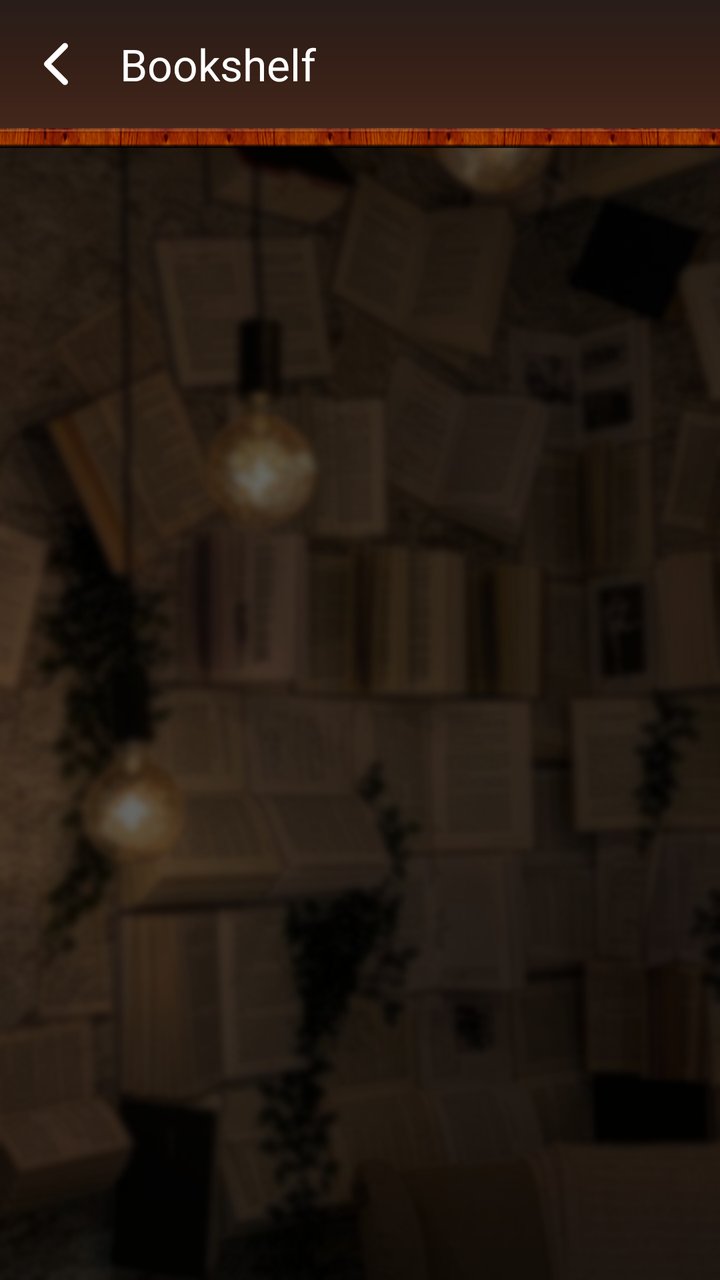
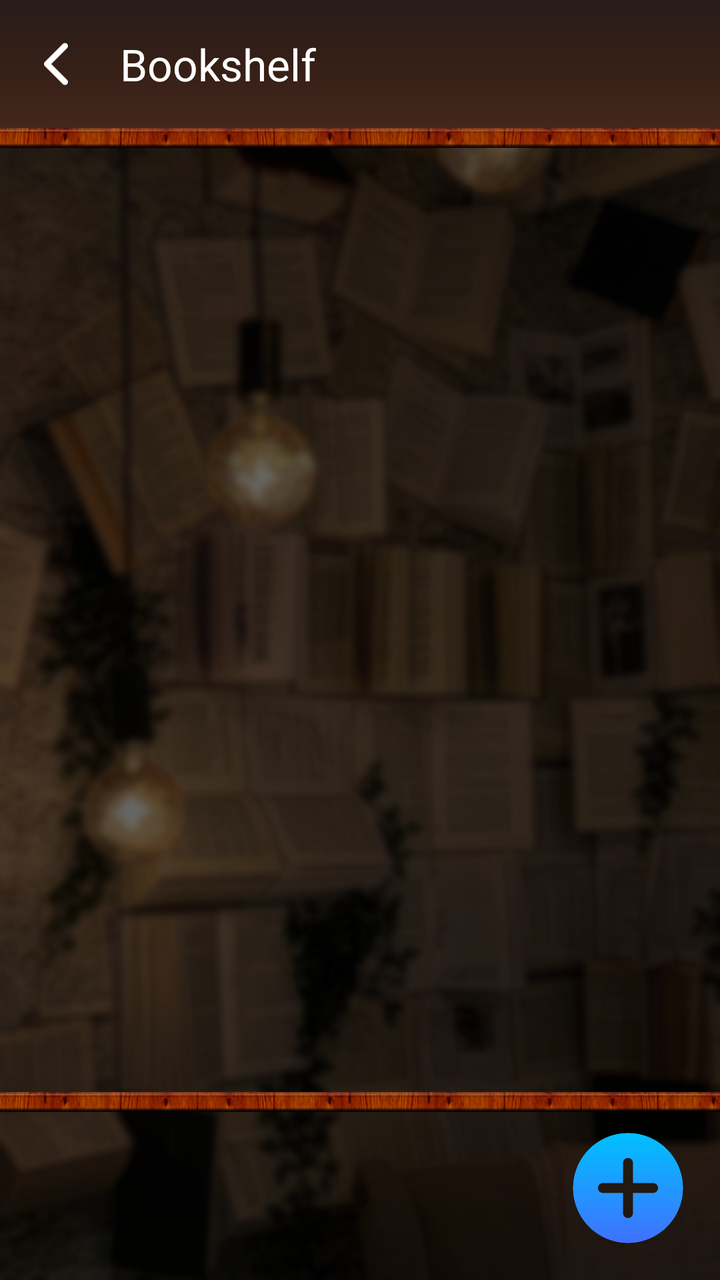

Screens rendered from an Android XML layout before and after an edit, with the pre-edit source and the edit as a unified diff.
<!-- AndroidManifest.xml: application theme Theme.Bookshelf -->
<!-- res/layout/activity_bookshelf.xml -->
<?xml version="1.0" encoding="utf-8"?>
<androidx.constraintlayout.widget.ConstraintLayout
    xmlns:android="http://schemas.android.com/apk/res/android"
    xmlns:app="http://schemas.android.com/apk/res-auto"
    xmlns:tools="http://schemas.android.com/tools"
    android:layout_width="match_parent"
    android:layout_height="match_parent"
    android:background="@drawable/background">


    <androidx.appcompat.widget.Toolbar
        android:id="@+id/toolbar"
        android:layout_width="match_parent"
        android:layout_height="?attr/actionBarSize"
        android:background="@drawable/blurred_brown_gradient"
        app:title="Bookshelf"
        app:titleTextColor="@color/white"
        app:navigationIcon="@drawable/chevron_back"
        app:layout_constraintTop_toTopOf="parent" />
    <View
        android:id="@+id/trim_upper"
        android:layout_width="match_parent"
        android:layout_height="10dp"
        android:background="@drawable/trim"
        app:layout_constraintTop_toBottomOf="@id/toolbar" />

    <androidx.recyclerview.widget.RecyclerView
        android:id="@+id/recyclerViewBookshelf"
        android:layout_width="match_parent"
        android:layout_height="745sp"
        android:layout_below="@id/toolbar"
        android:scrollbars="vertical"
        app:layout_constraintBottom_toBottomOf="parent"
        app:layout_constraintEnd_toEndOf="parent"
        app:layout_constraintHorizontal_bias="0.0"
        app:layout_constraintStart_toStartOf="parent"
        app:layout_constraintTop_toBottomOf="@+id/toolbar"
        app:layout_constraintVertical_bias="0.0" />

    <View
        android:id="@+id/trim_bottom"
        android:layout_width="match_parent"
        android:layout_height="10dp"
        android:background="@drawable/trim"
        app:layout_constraintTop_toBottomOf="@id/recyclerViewBookshelf"
        tools:layout_editor_absoluteX="0dp" />

    <ImageButton
        android:id="@+id/btn_add_shelf"
        android:layout_width="60dp"
        android:layout_height="60dp"
        android:layout_marginTop="2dp"
        android:layout_marginBottom="2dp"
        android:src="@drawable/ic_plus"
        android:scaleType="centerCrop"
        android:background="@null"
        android:padding="0dp"
        app:layout_constraintBottom_toBottomOf="parent"
        app:layout_constraintEnd_toEndOf="parent"
        app:layout_constraintHorizontal_bias="0.954"
        app:layout_constraintStart_toStartOf="parent"
        app:layout_constraintTop_toBottomOf="@+id/trim_bottom"
        app:layout_constraintVertical_bias="0.012"/>


</androidx.constraintlayout.widget.ConstraintLayout>
<!-- resources referenced by this layout -->
<resources>
  <color name="white">#FFFFFFFF</color>
  <!-- drawable background: png bitmap (drawable, 415359 bytes) -->
  <!-- drawable blurred_brown_gradient (drawable) -->
  <?xml version="1.0" encoding="utf-8"?>
  
  <shape xmlns:android="http://schemas.android.com/apk/res/android"
      android:shape="rectangle">
      <gradient
          android:type="linear"
          android:angle="270"
          android:gradientRadius="600dp"
          android:startColor="#281D1A"
          android:centerColor="#351F16"
          android:endColor="#43271C" />
  </shape>
  <!-- drawable chevron_back (drawable) -->
  <vector xmlns:android="http://schemas.android.com/apk/res/android"
      android:width="32dp"
      android:height="32dp"
      android:viewportWidth="512"
      android:viewportHeight="512">
    <path
        android:pathData="M328,112l-144,144l144,144"
        android:strokeLineJoin="round"
        android:strokeWidth="48"
        android:fillColor="#00000000"
        android:strokeColor="@color/white"
        android:strokeLineCap="round"/>
  </vector>
  <!-- drawable ic_plus: png bitmap (drawable, 14421 bytes) -->
  <!-- drawable trim: png bitmap (drawable, 16628 bytes) -->
  <style name="Theme.Bookshelf" parent="Base.Theme.Bookshelf" />
  <style name="Base.Theme.Bookshelf" parent="Theme.Material3.DayNight.NoActionBar">
          
          
      </style>
</resources>

<!-- the commit's change to res/layout/activity_bookshelf.xml (unified diff, before → after) -->
@@ -6,7 +6,6 @@
     android:layout_width="match_parent"
     android:layout_height="match_parent"
     android:background="@drawable/background">
-
 
     <androidx.appcompat.widget.Toolbar
         android:id="@+id/toolbar"
@@ -17,6 +16,7 @@
         app:titleTextColor="@color/white"
         app:navigationIcon="@drawable/chevron_back"
         app:layout_constraintTop_toTopOf="parent" />
+
     <View
         android:id="@+id/trim_upper"
         android:layout_width="match_parent"
@@ -24,43 +24,33 @@
         android:background="@drawable/trim"
         app:layout_constraintTop_toBottomOf="@id/toolbar" />
 
-    <androidx.recyclerview.widget.RecyclerView
-        android:id="@+id/recyclerViewBookshelf"
-        android:layout_width="match_parent"
-        android:layout_height="745sp"
-        android:layout_below="@id/toolbar"
-        android:scrollbars="vertical"
+    <ImageButton
+        android:id="@+id/btn_add_shelf"
+        android:layout_width="60dp"
+        android:layout_height="60dp"
+        android:layout_margin="16dp"
+        android:src="@drawable/ic_plus"
+        android:scaleType="centerCrop"
+        android:background="@null"
         app:layout_constraintBottom_toBottomOf="parent"
-        app:layout_constraintEnd_toEndOf="parent"
-        app:layout_constraintHorizontal_bias="0.0"
-        app:layout_constraintStart_toStartOf="parent"
-        app:layout_constraintTop_toBottomOf="@+id/toolbar"
-        app:layout_constraintVertical_bias="0.0" />
+        app:layout_constraintEnd_toEndOf="parent" />
 
     <View
         android:id="@+id/trim_bottom"
         android:layout_width="match_parent"
         android:layout_height="10dp"
         android:background="@drawable/trim"
-        app:layout_constraintTop_toBottomOf="@id/recyclerViewBookshelf"
-        tools:layout_editor_absoluteX="0dp" />
+        android:layout_marginBottom="8dp"
+        app:layout_constraintBottom_toTopOf="@id/btn_add_shelf" />
 
-    <ImageButton
-        android:id="@+id/btn_add_shelf"
-        android:layout_width="60dp"
-        android:layout_height="60dp"
-        android:layout_marginTop="2dp"
-        android:layout_marginBottom="2dp"
-        android:src="@drawable/ic_plus"
-        android:scaleType="centerCrop"
-        android:background="@null"
-        android:padding="0dp"
-        app:layout_constraintBottom_toBottomOf="parent"
-        app:layout_constraintEnd_toEndOf="parent"
-        app:layout_constraintHorizontal_bias="0.954"
+    <androidx.recyclerview.widget.RecyclerView
+        android:id="@+id/recyclerViewBookshelf"
+        android:layout_width="match_parent"
+        android:layout_height="0dp"
+        android:scrollbars="vertical"
+        app:layout_constraintTop_toBottomOf="@id/trim_upper"
+        app:layout_constraintBottom_toTopOf="@id/trim_bottom"
         app:layout_constraintStart_toStartOf="parent"
-        app:layout_constraintTop_toBottomOf="@+id/trim_bottom"
-        app:layout_constraintVertical_bias="0.012"/>
-
+        app:layout_constraintEnd_toEndOf="parent" />
 
 </androidx.constraintlayout.widget.ConstraintLayout>
<!-- resource entries referenced after the edit -->
@@ -31,10 +31,15 @@
   </vector>
   <!-- drawable ic_plus: png bitmap (drawable, 14421 bytes) -->
   <!-- drawable trim: png bitmap (drawable, 16628 bytes) -->
-  <style name="Theme.Bookshelf" parent="Base.Theme.Bookshelf" />
+  <style name="Theme.Bookshelf" parent="Base.Theme.Bookshelf">
+          <item name="android:windowLayoutInDisplayCutoutMode" tools:targetApi="p">never</item>
+      </style>
   <style name="Base.Theme.Bookshelf" parent="Theme.Material3.DayNight.NoActionBar">
           
+          <item name="android:statusBarColor" tools:targetApi="l">@color/black</item>
+          <item name="android:windowLightStatusBar">true</item>
           
       </style>
+  <color name="black">#FF000000</color>
 </resources>
 
